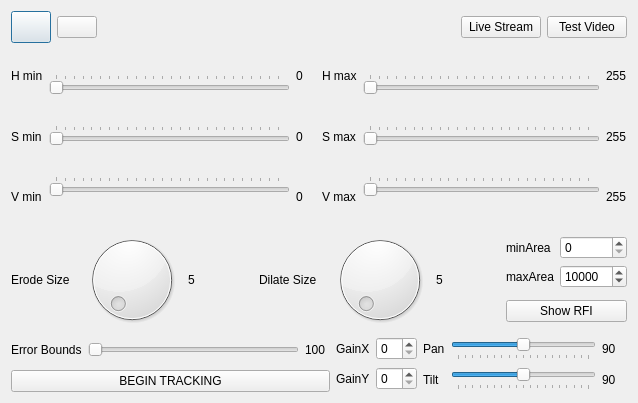
Before: the Qt Designer form KiteControl-Qt/imageprocessing.ui in adrienemery/zenith-wind-power, drawn with Qt 5.
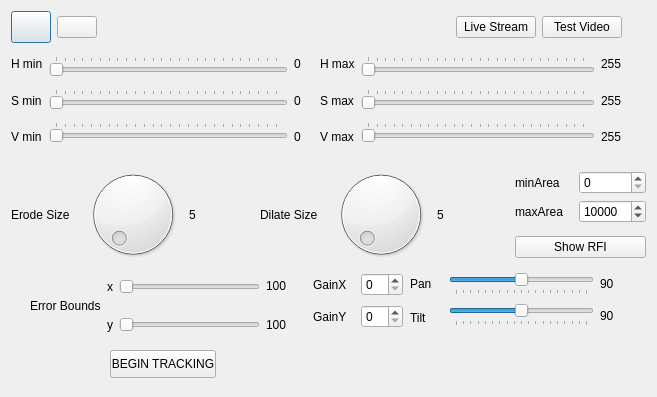
After: the same form once the commit is applied. Icons and pictures are not drawn.

Commit message: slider x and slider y independant

The edit to the form file:
```diff
--- a/KiteControl-Qt/imageprocessing.ui
+++ b/KiteControl-Qt/imageprocessing.ui
@@ -6,15 +6,22 @@
    <rect>
     <x>0</x>
     <y>0</y>
-    <width>638</width>
-    <height>403</height>
+    <width>657</width>
+    <height>397</height>
    </rect>
   </property>
   <property name="windowTitle">
    <string>Dialog</string>
   </property>
-  <layout class="QGridLayout" name="gridLayout_2">
-   <item row="0" column="0" colspan="4">
+  <widget class="QWidget" name="">
+   <property name="geometry">
+    <rect>
+     <x>11</x>
+     <y>11</y>
+     <width>611</width>
+     <height>141</height>
+    </rect>
+   </property>
     <layout class="QGridLayout" name="gridLayout">
      <item row="0" column="0">
       <layout class="QHBoxLayout" name="horizontalLayout_14">
@@ -338,8 +345,16 @@
       </layout>
      </item>
     </layout>
-   </item>
-   <item row="1" column="0" colspan="3">
+  </widget>
+  <widget class="QWidget" name="">
+   <property name="geometry">
+    <rect>
+     <x>11</x>
+     <y>164</y>
+     <width>491</width>
+     <height>101</height>
+    </rect>
+   </property>
     <layout class="QHBoxLayout" name="horizontalLayout_7">
      <item>
       <layout class="QHBoxLayout" name="horizontalLayout_6">
@@ -410,8 +425,16 @@
       </layout>
      </item>
     </layout>
-   </item>
-   <item row="1" column="3">
+  </widget>
+  <widget class="QWidget" name="">
+   <property name="geometry">
+    <rect>
+     <x>515</x>
+     <y>164</y>
+     <width>131</width>
+     <height>101</height>
+    </rect>
+   </property>
     <layout class="QVBoxLayout" name="verticalLayout_13">
      <item>
       <layout class="QHBoxLayout" name="horizontalLayout_5">
@@ -467,68 +490,16 @@
       </widget>
      </item>
     </layout>
-   </item>
-   <item row="2" column="0">
-    <layout class="QVBoxLayout" name="verticalLayout_5">
-     <item>
-      <layout class="QHBoxLayout" name="horizontalLayout_8">
-       <item>
-        <widget class="QLabel" name="label_12">
-         <property name="text">
-          <string>Error Bounds</string>
-         </property>
-        </widget>
-       </item>
-       <item>
-        <widget class="QSlider" name="errorBoundSlider">
-         <property name="maximum">
-          <number>200</number>
-         </property>
-         <property name="orientation">
-          <enum>Qt::Horizontal</enum>
-         </property>
-         <property name="tickPosition">
-          <enum>QSlider::NoTicks</enum>
-         </property>
-        </widget>
-       </item>
-       <item>
-        <widget class="QLabel" name="label_13">
-         <property name="minimumSize">
-          <size>
-           <width>25</width>
-           <height>0</height>
-          </size>
-         </property>
-         <property name="baseSize">
-          <size>
-           <width>0</width>
-           <height>0</height>
-          </size>
-         </property>
-         <property name="text">
-          <string>100</string>
-         </property>
-         <property name="scaledContents">
-          <bool>true</bool>
-         </property>
-         <property name="textInteractionFlags">
-          <set>Qt::LinksAccessibleByMouse|Qt::TextSelectableByMouse</set>
-         </property>
-        </widget>
-       </item>
-      </layout>
-     </item>
-     <item>
-      <widget class="QPushButton" name="trackKite_pushButton">
-       <property name="text">
-        <string>BEGIN TRACKING</string>
-       </property>
-      </widget>
-     </item>
-    </layout>
-   </item>
-   <item row="2" column="1">
+  </widget>
+  <widget class="QWidget" name="">
+   <property name="geometry">
+    <rect>
+     <x>313</x>
+     <y>270</y>
+     <width>90</width>
+     <height>61</height>
+    </rect>
+   </property>
     <layout class="QVBoxLayout" name="verticalLayout_14">
      <item>
       <layout class="QHBoxLayout" name="horizontalLayout_15">
@@ -559,8 +530,16 @@
       </layout>
      </item>
     </layout>
-   </item>
-   <item row="2" column="2" colspan="2">
+  </widget>
+  <widget class="QWidget" name="">
+   <property name="geometry">
+    <rect>
+     <x>410</x>
+     <y>270</y>
+     <width>215</width>
+     <height>61</height>
+    </rect>
+   </property>
     <layout class="QHBoxLayout" name="horizontalLayout_10">
      <item>
       <layout class="QHBoxLayout" name="horizontalLayout_11">
@@ -693,8 +672,154 @@
       </layout>
      </item>
     </layout>
-   </item>
-  </layout>
+  </widget>
+  <widget class="QPushButton" name="trackKite_pushButton">
+   <property name="geometry">
+    <rect>
+     <x>110</x>
+     <y>350</y>
+     <width>106</width>
+     <height>28</height>
+    </rect>
+   </property>
+   <property name="text">
+    <string>BEGIN TRACKING</string>
+   </property>
+  </widget>
+  <widget class="QWidget" name="">
+   <property name="geometry">
+    <rect>
+     <x>30</x>
+     <y>270</y>
+     <width>261</width>
+     <height>71</height>
+    </rect>
+   </property>
+   <layout class="QHBoxLayout" name="horizontalLayout_20">
+    <item>
+     <widget class="QLabel" name="label_12">
+      <property name="text">
+       <string>Error Bounds</string>
+      </property>
+     </widget>
+    </item>
+    <item>
+     <layout class="QVBoxLayout" name="verticalLayout_5">
+      <item>
+       <layout class="QHBoxLayout" name="horizontalLayout_18">
+        <item>
+         <layout class="QHBoxLayout" name="horizontalLayout_16">
+          <item>
+           <widget class="QLabel" name="label_16">
+            <property name="text">
+             <string>x</string>
+            </property>
+           </widget>
+          </item>
+          <item>
+           <widget class="QSlider" name="errorBoundSlider">
+            <property name="maximum">
+             <number>200</number>
+            </property>
+            <property name="orientation">
+             <enum>Qt::Horizontal</enum>
+            </property>
+            <property name="tickPosition">
+             <enum>QSlider::NoTicks</enum>
+            </property>
+           </widget>
+          </item>
+         </layout>
+        </item>
+        <item>
+         <widget class="QLabel" name="label_13">
+          <property name="minimumSize">
+           <size>
+            <width>25</width>
+            <height>0</height>
+           </size>
+          </property>
+          <property name="baseSize">
+           <size>
+            <width>0</width>
+            <height>0</height>
+           </size>
+          </property>
+          <property name="text">
+           <string>100</string>
+          </property>
+          <property name="scaledContents">
+           <bool>true</bool>
+          </property>
+          <property name="textInteractionFlags">
+           <set>Qt::LinksAccessibleByMouse|Qt::TextSelectableByMouse</set>
+          </property>
+         </widget>
+        </item>
+       </layout>
+      </item>
+      <item>
+       <layout class="QHBoxLayout" name="horizontalLayout_19">
+        <item>
+         <layout class="QHBoxLayout" name="horizontalLayout_17">
+          <item>
+           <widget class="QLabel" name="label_20">
+            <property name="text">
+             <string>y</string>
+            </property>
+           </widget>
+          </item>
+          <item>
+           <widget class="QSlider" name="errorboundSlidery">
+            <property name="maximum">
+             <number>200</number>
+            </property>
+            <property name="orientation">
+             <enum>Qt::Horizontal</enum>
+            </property>
+           </widget>
+          </item>
+         </layout>
+        </item>
+        <item>
+         <widget class="QLabel" name="label_21">
+          <property name="minimumSize">
+           <size>
+            <width>25</width>
+            <height>0</height>
+           </size>
+          </property>
+          <property name="baseSize">
+           <size>
+            <width>0</width>
+            <height>0</height>
+           </size>
+          </property>
+          <property name="text">
+           <string>100</string>
+          </property>
+          <property name="scaledContents">
+           <bool>true</bool>
+          </property>
+          <property name="textInteractionFlags">
+           <set>Qt::LinksAccessibleByMouse|Qt::TextSelectableByMouse</set>
+          </property>
+         </widget>
+        </item>
+       </layout>
+      </item>
+     </layout>
+    </item>
+   </layout>
+  </widget>
+  <zorder>errorboundSlidery</zorder>
+  <zorder>errorBoundSlider</zorder>
+  <zorder>label_12</zorder>
+  <zorder>label_13</zorder>
+  <zorder>label_16</zorder>
+  <zorder>label_20</zorder>
+  <zorder>label_21</zorder>
+  <zorder>label_12</zorder>
  </widget>
  <resources>
   <include location="MyResources.qrc"/>
```
Left out of the diff: 80 changed lines with no effect on the pictures. Lines whose indentation alone changed are shown as unchanged. The commit also changes 3 other files.
